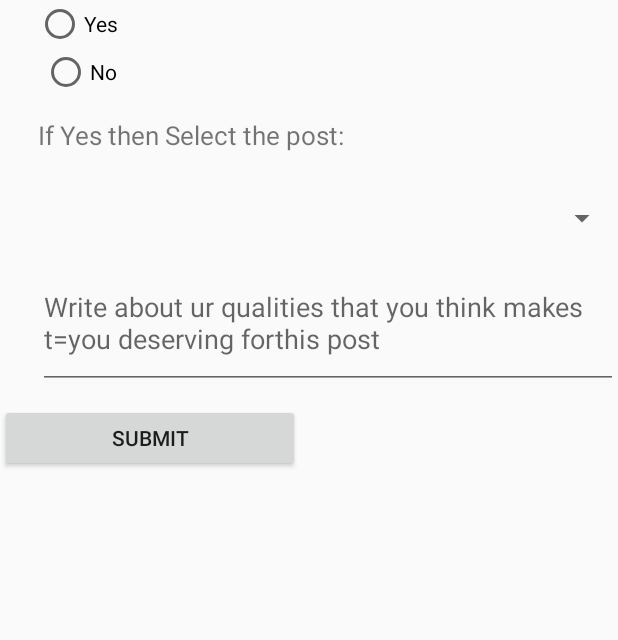
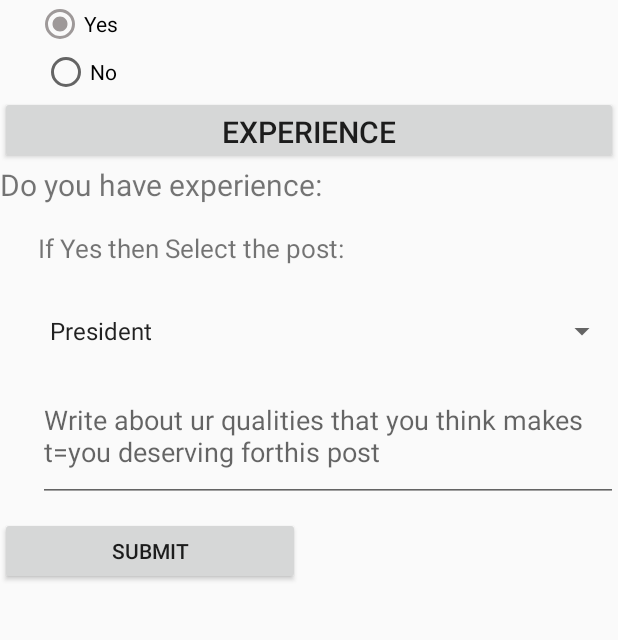
Before and after one commit to Sarika20-art/my-form, an Android app: the screen it shows after launch (president), after a tap on "APPLY", on a phone screen of 412 x 824 dp, the part 437-1077 px from its top. Run offline under Robolectric (Android 15) with nearby library versions, the phone set to English and light mode, and no system bars; 1 other tap on this screen came first.

Commit message:
SEE MY ERRORFREE FORMS

```diff
--- a/app/src/main/java/com/example/coesa/MainActivity.java
+++ b/app/src/main/java/com/example/coesa/MainActivity.java
@@ -25,9 +25,18 @@ public class MainActivity extends AppCompatActivity  {
     protected void onCreate(Bundle savedInstanceState) {
         super.onCreate(savedInstanceState);
         setContentView(R.layout.activity_main);
+
         primaryitem=(LinearLayout)findViewById(R.id.primaryitem);
         btn_apply=(Button)findViewById(R.id.btn_apply);
         btn_cancel=(Button)findViewById(R.id.btn_cancel);
+
+        btn_apply.setOnClickListener(new View.OnClickListener() {
+            @Override
+            public void onClick(View view) {
+               openActivity();
+            }
+        });
+
 
         fade= AnimationUtils.loadAnimation(this,R.anim.fade);
 
@@ -36,8 +45,10 @@ public class MainActivity extends AppCompatActivity  {
         btn_apply.setOnClickListener(new View.OnClickListener() {
             @Override
             public void onClick(View view) {
-                startActivity(new Intent(MainActivity.this,president.class));
+                startActivity(new Intent(MainActivity.this, president.class));
             }
+
+
         });
 
 
@@ -69,4 +80,10 @@ public class MainActivity extends AppCompatActivity  {
 
 
     }
+
+public void openActivity()
+{
+    Intent intent=new Intent(this,president.class);
+    startActivity(intent);
 }
+}
--- a/app/src/main/java/com/example/coesa/president.java
+++ b/app/src/main/java/com/example/coesa/president.java
@@ -3,12 +3,73 @@ package com.example.coesa;
 import androidx.appcompat.app.AppCompatActivity;
 
 import android.os.Bundle;
+import android.view.View;
+import android.widget.AdapterView;
+import android.widget.ArrayAdapter;
+import android.widget.Button;
+import android.widget.RadioButton;
+import android.widget.RadioGroup;
+import android.widget.Spinner;
+import android.widget.TextView;
+import android.widget.Toast;
 
-public class president extends AppCompatActivity {
+public class president extends AppCompatActivity implements AdapterView.OnItemSelectedListener {
+
+    RadioGroup radioGroup;
+    RadioButton radioButton;
+    TextView textView;
+
 
     @Override
     protected void onCreate(Bundle savedInstanceState) {
         super.onCreate(savedInstanceState);
         setContentView(R.layout.activity_president);
+
+        Spinner spinner=findViewById(R.id.spinner11);
+        ArrayAdapter<CharSequence> adapter= ArrayAdapter.createFromResource(this,R.array.Post, android.R.layout.simple_spinner_item);
+        adapter.setDropDownViewResource(android.R.layout.simple_spinner_dropdown_item);
+        spinner.setAdapter(adapter);
+        spinner.setOnItemSelectedListener(this);
+
+       radioGroup=findViewById(R.id.radioGroup);
+       textView=findViewById(R.id.text_view_selected);
+
+        Button Experience_btn=findViewById(R.id.Experience);
+        Experience_btn.setOnClickListener(new View.OnClickListener() {
+            @Override
+            public void onClick(View view) {
+                int radioId=radioGroup.getCheckedRadioButtonId();
+
+                radioButton=findViewById(radioId);
+
+                textView.setText("Do you have experience:"+radioButton.getText());
+            }
+        });
+
+
+    }
+    public void checkButton(View v){
+        int radioId=radioGroup.getCheckedRadioButtonId();
+
+        radioButton=findViewById(radioId);
+
+        Toast.makeText(this,"Selected Radio Button: "+radioButton.getText(),Toast.LENGTH_SHORT).show();
+
+
+    }
+
+    @Override
+    public void onItemSelected(AdapterView<?> adapterView, View view, int i, long l) {
+        String text=adapterView.getItemAtPosition(i).toString();
+        Toast.makeText(adapterView.getContext(),text,Toast.LENGTH_SHORT).show();
+
+
+
+
+    }
+
+    @Override
+    public void onNothingSelected(AdapterView<?> adapterView) {
+
     }
 }
--- a/app/src/main/res/layout/activity_president.xml
+++ b/app/src/main/res/layout/activity_president.xml
@@ -19,7 +19,8 @@
         android:layout_height="43dp"
         android:layout_marginTop="20dp"
         android:background="#ffffff"
-        android:hint="Enter Your Full Name"/>
+        android:hint="Enter Your Full Name" />
+
     <EditText
         android:layout_width="338dp"
         android:layout_height="43dp"
@@ -42,6 +43,7 @@
         android:layout_marginTop="14dp"/>
 
     <RadioGroup
+
         android:layout_width="388dp"
         android:layout_height="wrap_content"
         android:layout_marginLeft="24dp">
@@ -50,16 +52,31 @@
             android:id="@+id/radio_yes"
             android:layout_width="150dp"
             android:layout_height="wrap_content"
-
-            android:text="Yes" />
+            android:onClick="checkButton"
+            android:text="Yes"
+            android:checked="true"/>
 
         <RadioButton
             android:id="@+id/radio_no"
             android:layout_width="150dp"
             android:layout_height="wrap_content"
+            android:onClick="checkButton"
             android:layout_marginLeft="4dp"
-            android:text="No" />
+            android:text="No"/>
     </RadioGroup>
+    <Button
+        android:id="@+id/Experience"
+        android:text="EXPERIENCE"
+        android:textSize="20dp"
+        android:layout_width="match_parent"
+        android:layout_height="45dp"/>
+    <TextView
+        android:id="@+id/text_view_selected"
+        android:layout_width="match_parent"
+        android:layout_height="30dp"
+        android:textSize="20sp"
+        android:text="Do you have experience:"
+        />
 
     <TextView
         android:layout_width="388dp"
--- a/app/src/main/res/values/ids.xml
+++ b/app/src/main/res/values/ids.xml
@@ -1,4 +1,5 @@
 <?xml version="1.0" encoding="utf-8"?>
 <resources>
     <item name="spinner11" type="id" />
+    <item name="radioGroup" type="id" />
 </resources>
```
